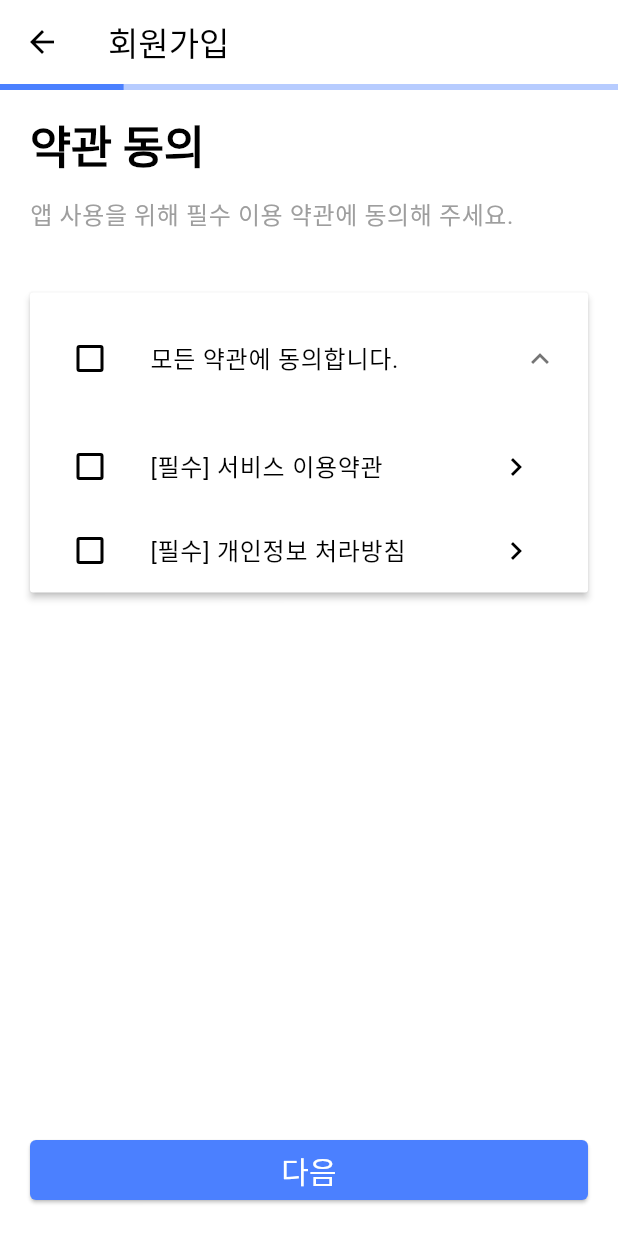
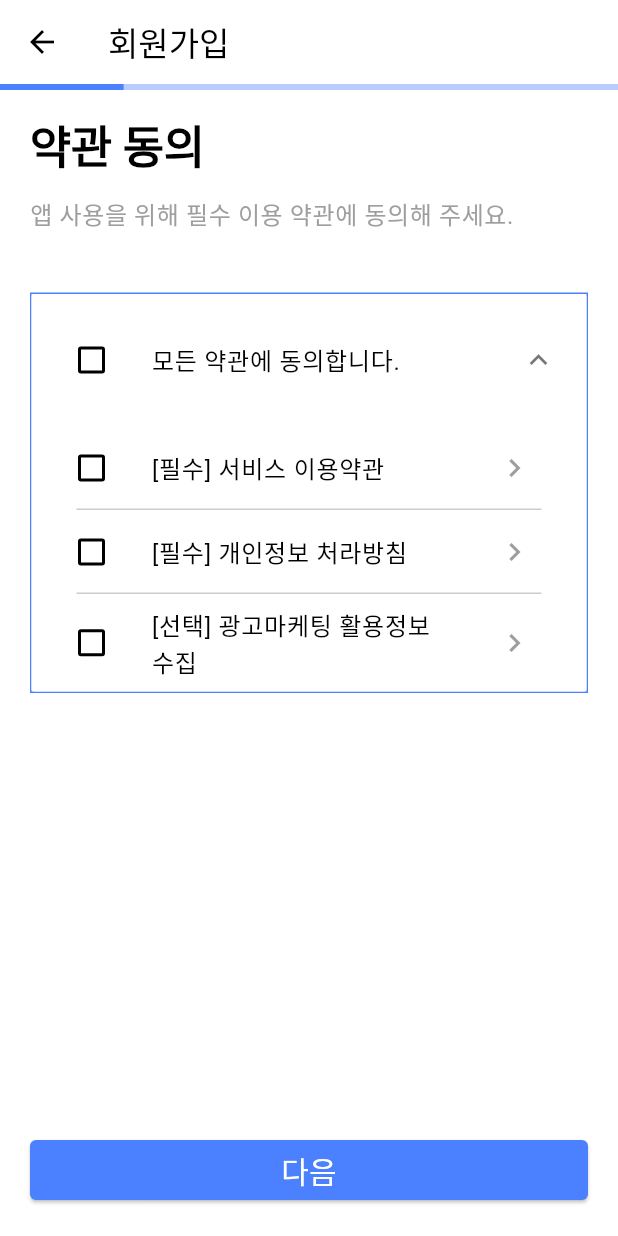
Before and after one commit to Dream-Maker-Inc/si_hicoach_fe, a Flutter app: the SignUpAgreementPage screen opened by its route, after a tap on the "expand more" icon, on a phone screen of 412 x 824 dp. Run offline on Flutter 3.47's test engine with Material 2 defaults, Android fonts, the phone set to English and light mode, and no system bars.

Commit message:
refactor: 약관 동의 화면 디테일 잡는 중

```diff
--- a/lib/common/color_schemes.dart
+++ b/lib/common/color_schemes.dart
@@ -6,10 +6,10 @@ const colorScheme = ColorScheme(
   secondary: Color.fromRGBO(71, 85, 164, 1),
   onSecondary: Colors.white,
   background: Color.fromRGBO(75, 128, 255, 1),
-  onBackground: Colors.white,
-  surface: Colors.white,
+  onBackground: Color.fromRGBO(255, 255, 255, 1),
+  surface: Color.fromRGBO(255, 255, 255, 1),
   onSurface: Colors.black,
-  error: Colors.white,
+  error: Color.fromRGBO(255, 255, 255, 1),
   onError: Colors.red,
   brightness: Brightness.light,
 );
--- a/lib/main.dart
+++ b/lib/main.dart
@@ -16,12 +16,12 @@ class MyApp extends StatelessWidget {
   Widget build(BuildContext context) {
     return MaterialApp(
       theme: ThemeData(
-        useMaterial3: true,
-        brightness: Brightness.light,
-        textTheme: textStyle,
-        colorScheme: colorScheme,
-        checkboxTheme: checkboxThemes,
-      ),
+          useMaterial3: true,
+          brightness: Brightness.light,
+          textTheme: textStyle,
+          colorScheme: colorScheme,
+          checkboxTheme: checkboxThemes,
+          scaffoldBackgroundColor: const Color.fromRGBO(255, 255, 255, 1)),
       routes: <String, WidgetBuilder>{
         '/sign_up': (BuildContext context) => SignUpAgreementPage()
       },
--- a/lib/pages/sign_up/agreement/agreement_list_item.dart
+++ b/lib/pages/sign_up/agreement/agreement_list_item.dart
@@ -32,7 +32,10 @@ class _AgreementListItemState extends State<AgreementListItem> {
       ),
       trailing: const IconButton(
         onPressed: _handleDropdownPressed,
-        icon: Icon(Icons.keyboard_arrow_right),
+        icon: Icon(
+          Icons.keyboard_arrow_right,
+          color: Colors.grey,
+        ),
       ),
       onTap: () {
         setState(() {
--- a/lib/pages/sign_up/sign_up_agreement.dart
+++ b/lib/pages/sign_up/sign_up_agreement.dart
@@ -55,12 +55,19 @@ class _SignUpAgreementPageState extends State<SignUpAgreementPage> {
                   ),
                 ),
                 Container(
+                  decoration: BoxDecoration(
+                    border: Border.all(
+                      width: 1,
+                      color: Theme.of(context).colorScheme.primary,
+                    ),
+                  ),
                   margin: const EdgeInsets.only(
                     top: defaultPadding,
                     left: defaultPadding,
                     right: defaultPadding,
                   ),
                   child: ExpansionPanelList(
+                    elevation: 0,
                     expansionCallback: (int index, bool isExpanded) {
                       setState(() {
                         _isCarouselExpanded = !_isCarouselExpanded;
@@ -97,7 +104,20 @@ class _SignUpAgreementPageState extends State<SignUpAgreementPage> {
                         body: Column(
                           children: const <Widget>[
                             AgreementListItem(text: '[필수] 서비스 이용약관'),
+                            Divider(
+                              height: 0,
+                              indent: 30,
+                              endIndent: 30,
+                              color: Color.fromRGBO(0, 0, 0, 0.2),
+                            ),
                             AgreementListItem(text: '[필수] 개인정보 처라방침'),
+                            Divider(
+                              height: 0,
+                              indent: 30,
+                              endIndent: 30,
+                              color: Color.fromRGBO(0, 0, 0, 0.2),
+                            ),
+                            AgreementListItem(text: '[선택] 광고마케팅 활용정보 수집'),
                           ],
                         ),
                         isExpanded: _isCarouselExpanded,
```
